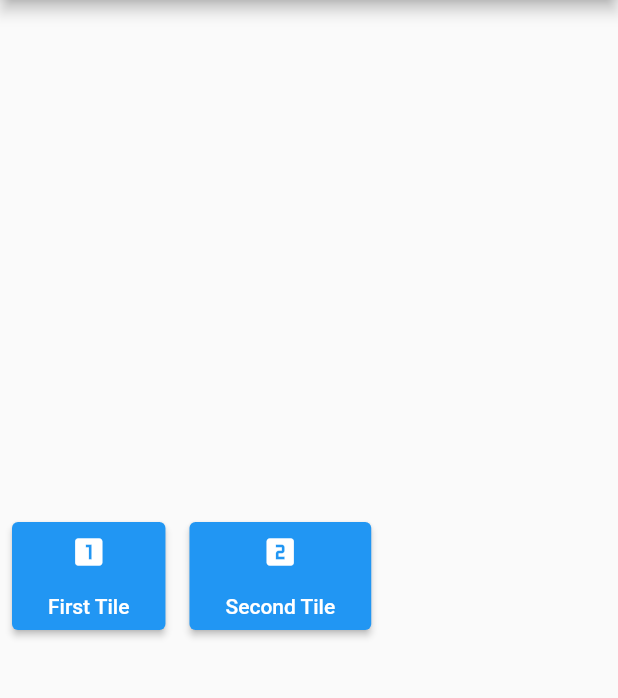
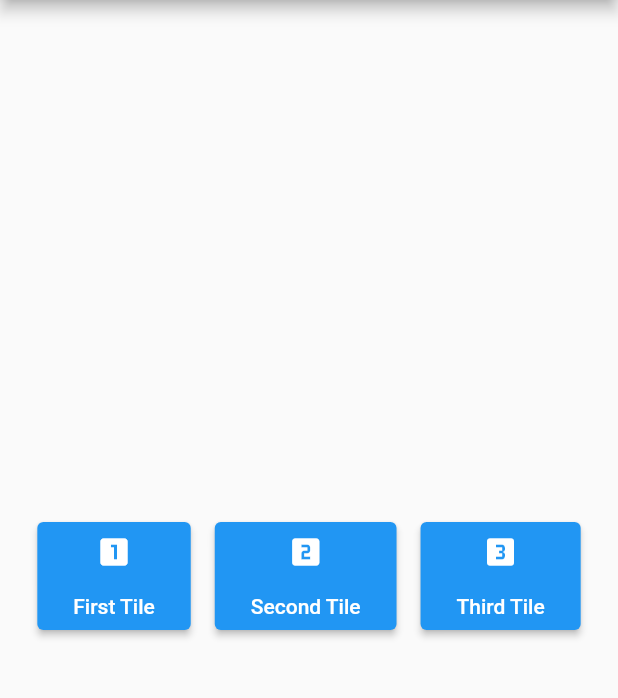
Before and after one commit to PieterStijnD/MusicTheoryWeb, a Flutter app: the screen it shows after launch, on a phone screen of 412 x 824 dp, the part 84-782 px from its top. Run offline on Flutter 3.47's test engine with Material 2 defaults, Android fonts, the phone set to English and light mode, and no system bars; our stand-ins replace audioplayers.

Commit message:
adding more tiles to main menu and centering

```diff
--- a/music_theory_app/lib/theory/theory_menu.dart
+++ b/music_theory_app/lib/theory/theory_menu.dart
@@ -11,6 +11,7 @@ class TheoryMenu extends StatelessWidget {
           mainAxisAlignment: MainAxisAlignment.center,
           children: <Widget>[
             Row(
+              mainAxisAlignment: MainAxisAlignment.center,
               children: const [
                 MenuButton(
                   listTileName: 'First Tile',
@@ -20,6 +21,10 @@ class TheoryMenu extends StatelessWidget {
                   listTileName: 'Second Tile',
                   icon: Icon(Icons.looks_two),
                 ),
+                MenuButton(
+                  listTileName: 'Third Tile',
+                  icon: Icon(Icons.looks_3),
+                ),
               ],
             ),
           ],
```
